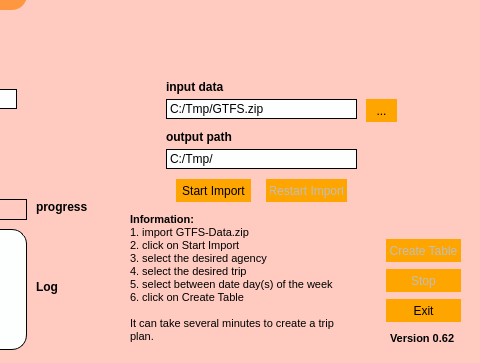
Qt form add_files/GTFSQT5Q.ui (Themishau/GTFStoFahrplan) before a commit; both pictures show x 434 to 914 and y 351 to 714 of the 914 by 714 pixel window.
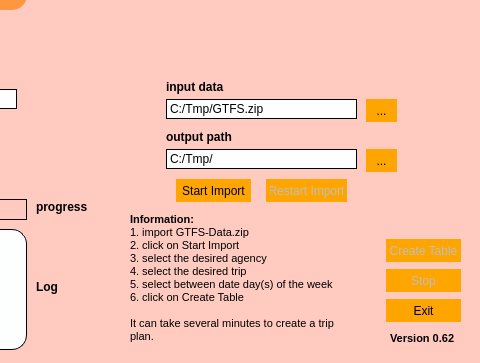
The same form after that commit. Icons and pictures are not drawn.

Commit message: added some filter dialogs

```diff
--- a/add_files/GTFSQT5Q.ui
+++ b/add_files/GTFSQT5Q.ui
@@ -824,6 +824,30 @@
     <string>...</string>
    </property>
   </widget>
+  <widget class="QPushButton" name="btnGetOutputDir">
+   <property name="enabled">
+    <bool>true</bool>
+   </property>
+   <property name="geometry">
+    <rect>
+     <x>800</x>
+     <y>500</y>
+     <width>31</width>
+     <height>23</height>
+    </rect>
+   </property>
+   <property name="styleSheet">
+    <string notr="true">background-color: orange;
+border-style: outset;
+border-width: 0px;
+border-radius: 15px;
+border-color: black;
+padding: 4px;</string>
+   </property>
+   <property name="text">
+    <string>...</string>
+   </property>
+  </widget>
   <zorder>label</zorder>
   <zorder>middlelabel</zorder>
   <zorder>lineOutputPath</zorder>
@@ -859,6 +883,7 @@
   <zorder>GTFSInputPath</zorder>
   <zorder>btnGetFile</zorder>
   <zorder>btnGetDir</zorder>
+  <zorder>btnGetOutputDir</zorder>
  </widget>
  <resources/>
  <connections>
```
The commit also changes 1 other file.
